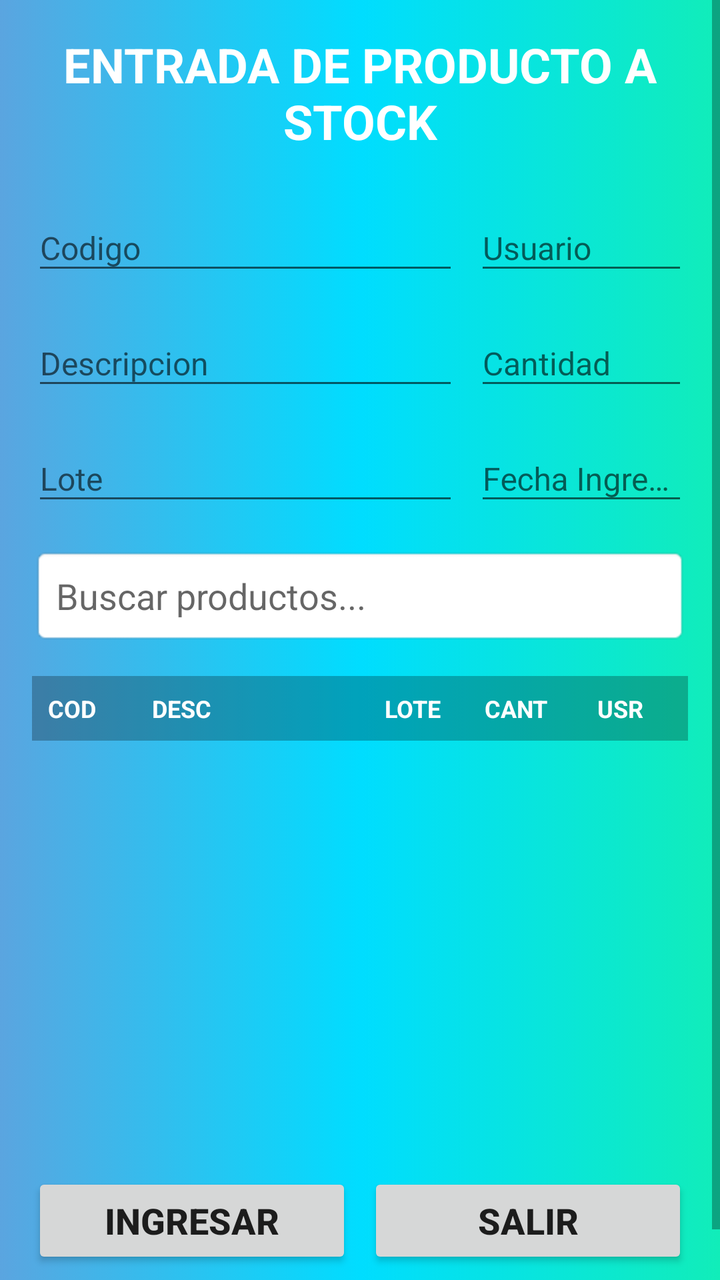
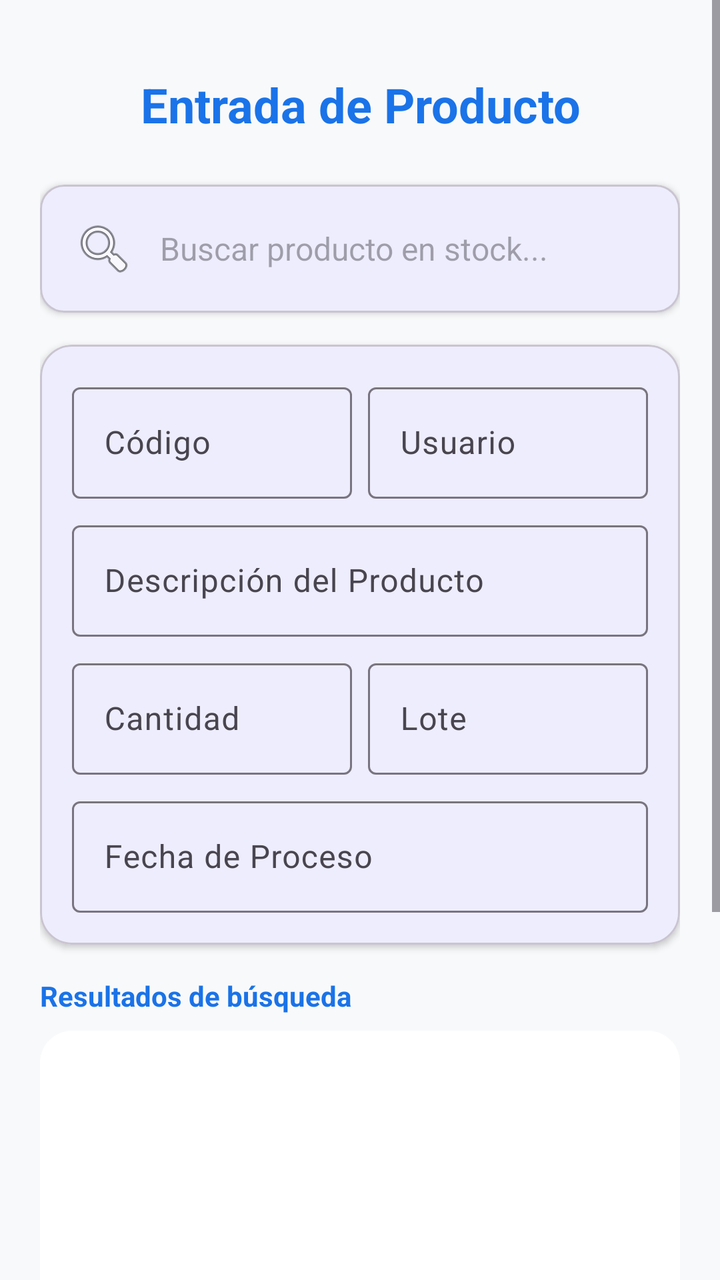

An Android layout rendered at two revisions. The XML below is the earlier revision; the diff shows what the commit changed to produce the second picture.
<!-- AndroidManifest.xml: application theme Theme.InventarioApp -->
<!-- res/layout/activity_entrada_productos.xml -->
<?xml version="1.0" encoding="utf-8"?>
<ScrollView xmlns:android="http://schemas.android.com/apk/res/android"
    xmlns:app="http://schemas.android.com/apk/res-auto"
    xmlns:tools="http://schemas.android.com/tools"
    android:layout_width="match_parent"
    android:layout_height="match_parent"
    android:fillViewport="true"
    android:background="@drawable/fondo_degradado">

    <androidx.constraintlayout.widget.ConstraintLayout
        android:layout_width="match_parent"
        android:layout_height="wrap_content"
        android:padding="16dp"
        tools:context=".EntradaProductos">

        <TextView
            android:id="@+id/tvTituloEntrada"
            android:layout_width="0dp"
            android:layout_height="wrap_content"
            android:gravity="center"
            android:text="ENTRADA DE PRODUCTO A STOCK"
            android:textColor="#FFFFFF"
            android:textSize="24sp"
            android:textStyle="bold"
            app:layout_constraintEnd_toEndOf="parent"
            app:layout_constraintStart_toStartOf="parent"
            app:layout_constraintTop_toTopOf="parent" />

        
        <com.google.android.material.textfield.TextInputLayout
            android:id="@+id/tilCodigo"
            android:layout_width="0dp"
            android:layout_height="wrap_content"
            android:layout_marginTop="16dp"
            android:layout_marginEnd="8dp"
            android:hint="Codigo"
            app:layout_constraintEnd_toStartOf="@+id/tilUsuario"
            app:layout_constraintHorizontal_weight="2"
            app:layout_constraintStart_toStartOf="parent"
            app:layout_constraintTop_toBottomOf="@id/tvTituloEntrada">

            <com.google.android.material.textfield.TextInputEditText
                android:id="@+id/etCodigo"
                android:layout_width="match_parent"
                android:layout_height="wrap_content"
                android:inputType="text"
                android:textSize="16sp" />
        </com.google.android.material.textfield.TextInputLayout>

        <com.google.android.material.textfield.TextInputLayout
            android:id="@+id/tilUsuario"
            android:layout_width="0dp"
            android:layout_height="wrap_content"
            android:hint="Usuario"
            app:layout_constraintBottom_toBottomOf="@+id/tilCodigo"
            app:layout_constraintEnd_toEndOf="parent"
            app:layout_constraintHorizontal_weight="1"
            app:layout_constraintStart_toEndOf="@+id/tilCodigo"
            app:layout_constraintTop_toTopOf="@+id/tilCodigo">

            <com.google.android.material.textfield.TextInputEditText
                android:id="@+id/etUsuario"
                android:layout_width="match_parent"
                android:layout_height="wrap_content"
                android:inputType="text"
                android:textSize="16sp" />
        </com.google.android.material.textfield.TextInputLayout>

        
        <com.google.android.material.textfield.TextInputLayout
            android:id="@+id/tilDescripcion"
            android:layout_width="0dp"
            android:layout_height="wrap_content"
            android:layout_marginTop="8dp"
            android:layout_marginEnd="8dp"
            android:hint="Descripcion"
            app:layout_constraintEnd_toStartOf="@+id/tilCantidad"
            app:layout_constraintHorizontal_weight="2"
            app:layout_constraintStart_toStartOf="parent"
            app:layout_constraintTop_toBottomOf="@id/tilCodigo">

            <com.google.android.material.textfield.TextInputEditText
                android:id="@+id/etDescripcion"
                android:layout_width="match_parent"
                android:layout_height="wrap_content"
                android:inputType="text"
                android:textSize="16sp" />
        </com.google.android.material.textfield.TextInputLayout>

        <com.google.android.material.textfield.TextInputLayout
            android:id="@+id/tilCantidad"
            android:layout_width="0dp"
            android:layout_height="wrap_content"
            android:hint="Cantidad"
            app:layout_constraintBottom_toBottomOf="@+id/tilDescripcion"
            app:layout_constraintEnd_toEndOf="parent"
            app:layout_constraintHorizontal_weight="1"
            app:layout_constraintStart_toEndOf="@+id/tilDescripcion"
            app:layout_constraintTop_toTopOf="@+id/tilDescripcion">

            <com.google.android.material.textfield.TextInputEditText
                android:id="@+id/etCantidad"
                android:layout_width="match_parent"
                android:layout_height="wrap_content"
                android:inputType="number"
                android:textSize="16sp" />
        </com.google.android.material.textfield.TextInputLayout>

        
        <com.google.android.material.textfield.TextInputLayout
            android:id="@+id/tilLote"
            android:layout_width="0dp"
            android:layout_height="wrap_content"
            android:layout_marginTop="8dp"
            android:layout_marginEnd="8dp"
            android:hint="Lote"
            app:layout_constraintEnd_toStartOf="@+id/tilFechaIngreso"
            app:layout_constraintHorizontal_weight="2"
            app:layout_constraintStart_toStartOf="parent"
            app:layout_constraintTop_toBottomOf="@id/tilDescripcion">

            <com.google.android.material.textfield.TextInputEditText
                android:id="@+id/etLote"
                android:layout_width="match_parent"
                android:layout_height="wrap_content"
                android:inputType="text"
                android:textSize="16sp" />
        </com.google.android.material.textfield.TextInputLayout>

        <com.google.android.material.textfield.TextInputLayout
            android:id="@+id/tilFechaIngreso"
            android:layout_width="0dp"
            android:layout_height="wrap_content"
            android:hint="Fecha Ingreso"
            app:layout_constraintBottom_toBottomOf="@+id/tilLote"
            app:layout_constraintEnd_toEndOf="parent"
            app:layout_constraintHorizontal_weight="1"
            app:layout_constraintStart_toEndOf="@+id/tilLote"
            app:layout_constraintTop_toTopOf="@+id/tilLote">

            <com.google.android.material.textfield.TextInputEditText
                android:id="@+id/etFechaIngreso"
                android:layout_width="match_parent"
                android:layout_height="wrap_content"
                android:inputType="text"
                android:textSize="16sp" />
        </com.google.android.material.textfield.TextInputLayout>

        <EditText
            android:id="@+id/searchEditText"
            android:layout_width="0dp"
            android:layout_height="wrap_content"
            android:layout_marginTop="16dp"
            android:hint="Buscar productos..."
            android:padding="12dp"
            android:textSize="18sp"
            android:background="@android:drawable/editbox_background"
            app:layout_constraintEnd_toEndOf="parent"
            app:layout_constraintStart_toStartOf="parent"
            app:layout_constraintTop_toBottomOf="@id/tilLote" />

        
        <LinearLayout
            android:id="@+id/llHeader"
            android:layout_width="0dp"
            android:layout_height="wrap_content"
            android:layout_marginTop="16dp"
            android:orientation="horizontal"
            android:background="#44000000"
            android:padding="8dp"
            app:layout_constraintEnd_toEndOf="parent"
            app:layout_constraintStart_toStartOf="parent"
            app:layout_constraintTop_toBottomOf="@id/searchEditText">

            <TextView
                android:layout_width="0dp"
                android:layout_height="wrap_content"
                android:layout_weight="1"
                android:text="COD"
                android:textColor="#FFFFFF"
                android:textSize="12sp"
                android:textStyle="bold" />

            <TextView
                android:layout_width="0dp"
                android:layout_height="wrap_content"
                android:layout_weight="2"
                android:text="DESC"
                android:textColor="#FFFFFF"
                android:textSize="12sp"
                android:textStyle="bold" />

            <TextView
                android:layout_width="0dp"
                android:layout_height="wrap_content"
                android:layout_weight="1"
                android:text="LOTE"
                android:textColor="#FFFFFF"
                android:textSize="12sp"
                android:textStyle="bold"
                android:textAlignment="center"/>

            <TextView
                android:layout_width="0dp"
                android:layout_height="wrap_content"
                android:layout_weight="1"
                android:text="CANT"
                android:textColor="#FFFFFF"
                android:textSize="12sp"
                android:textStyle="bold"
                android:textAlignment="center"/>

            <TextView
                android:layout_width="0dp"
                android:layout_height="wrap_content"
                android:layout_weight="1"
                android:text="USR"
                android:textColor="#FFFFFF"
                android:textSize="12sp"
                android:textStyle="bold"
                android:textAlignment="center"/>
        </LinearLayout>

        <androidx.recyclerview.widget.RecyclerView
            android:id="@+id/rvProductos"
            android:layout_width="0dp"
            android:layout_height="200dp"
            app:layout_constraintEnd_toEndOf="parent"
            app:layout_constraintStart_toStartOf="parent"
            app:layout_constraintTop_toBottomOf="@id/llHeader" />

        <Button
            android:id="@+id/btnIngresar"
            android:layout_width="0dp"
            android:layout_height="wrap_content"
            android:layout_marginTop="16dp"
            android:layout_marginEnd="8dp"
            android:text="INGRESAR"
            android:textSize="18sp"
            android:textStyle="bold"
            app:layout_constraintEnd_toStartOf="@+id/btnSalir"
            app:layout_constraintHorizontal_bias="0.5"
            app:layout_constraintStart_toStartOf="parent"
            app:layout_constraintTop_toBottomOf="@+id/rvProductos" />

        <Button
            android:id="@+id/btnSalir"
            android:layout_width="0dp"
            android:layout_height="wrap_content"
            android:text="SALIR"
            android:textSize="18sp"
            android:textStyle="bold"
            app:layout_constraintBottom_toBottomOf="@+id/btnIngresar"
            app:layout_constraintEnd_toEndOf="parent"
            app:layout_constraintHorizontal_bias="0.5"
            app:layout_constraintStart_toEndOf="@+id/btnIngresar"
            app:layout_constraintTop_toTopOf="@+id/btnIngresar" />

        <View
            android:layout_width="match_parent"
            android:layout_height="16dp"
            app:layout_constraintTop_toBottomOf="@id/btnIngresar" />

    </androidx.constraintlayout.widget.ConstraintLayout>
</ScrollView>
<!-- resources referenced by this layout -->
<resources>
  <!-- drawable fondo_degradado (drawable) -->
  <?xml version="1.0" encoding="utf-8"?>
  <selector xmlns:android="http://schemas.android.com/apk/res/android">
  
          <item>
              <shape android:shape="rectangle">
                  <gradient
                      android:startColor="#AB0C7BD3"
                      android:centerColor="@android:color/holo_blue_bright"
                      android:endColor="#FE10EDB9"
                      />
  
  
              </shape>
  
          </item>
  </selector>
  <style name="Theme.InventarioApp" parent="Theme.AppCompat.Light.NoActionBar" />
</resources>

<!-- the commit's change to res/layout/activity_entrada_productos.xml (unified diff, before → after) -->
@@ -5,261 +5,220 @@
     android:layout_width="match_parent"
     android:layout_height="match_parent"
     android:fillViewport="true"
-    android:background="@drawable/fondo_degradado">
+    android:background="@color/background_light">
 
     <androidx.constraintlayout.widget.ConstraintLayout
         android:layout_width="match_parent"
         android:layout_height="wrap_content"
-        android:padding="16dp"
+        android:padding="20dp"
         tools:context=".EntradaProductos">
 
         <TextView
             android:id="@+id/tvTituloEntrada"
             android:layout_width="0dp"
             android:layout_height="wrap_content"
+            android:layout_marginTop="16dp"
             android:gravity="center"
-            android:text="ENTRADA DE PRODUCTO A STOCK"
-            android:textColor="#FFFFFF"
+            android:text="Entrada de Producto"
+            android:textColor="@color/primary"
             android:textSize="24sp"
             android:textStyle="bold"
             app:layout_constraintEnd_toEndOf="parent"
             app:layout_constraintStart_toStartOf="parent"
             app:layout_constraintTop_toTopOf="parent" />
 
-        
-        <com.google.android.material.textfield.TextInputLayout
-            android:id="@+id/tilCodigo"
-            android:layout_width="0dp"
-            android:layout_height="wrap_content"
-            android:layout_marginTop="16dp"
-            android:layout_marginEnd="8dp"
-            android:hint="Codigo"
-            app:layout_constraintEnd_toStartOf="@+id/tilUsuario"
-            app:layout_constraintHorizontal_weight="2"
+        <com.google.android.material.card.MaterialCardView
+            android:id="@+id/cardSearch"
+            android:layout_width="0dp"
+            android:layout_height="wrap_content"
+            android:layout_marginTop="24dp"
+            app:cardCornerRadius="12dp"
+            app:cardElevation="2dp"
+            app:layout_constraintEnd_toEndOf="parent"
             app:layout_constraintStart_toStartOf="parent"
             app:layout_constraintTop_toBottomOf="@id/tvTituloEntrada">
 
-            <com.google.android.material.textfield.TextInputEditText
-                android:id="@+id/etCodigo"
+            <EditText
+                android:id="@+id/searchEditText"
                 android:layout_width="match_parent"
                 android:layout_height="wrap_content"
-                android:inputType="text"
+                android:background="@android:color/transparent"
+                android:drawableStart="@android:drawable/ic_menu_search"
+                android:drawablePadding="12dp"
+                android:hint="Buscar producto en stock..."
+                android:padding="16dp"
                 android:textSize="16sp" />
-        </com.google.android.material.textfield.TextInputLayout>
-
-        <com.google.android.material.textfield.TextInputLayout
-            android:id="@+id/tilUsuario"
-            android:layout_width="0dp"
-            android:layout_height="wrap_content"
-            android:hint="Usuario"
-            app:layout_constraintBottom_toBottomOf="@+id/tilCodigo"
-            app:layout_constraintEnd_toEndOf="parent"
-            app:layout_constraintHorizontal_weight="1"
-            app:layout_constraintStart_toEndOf="@+id/tilCodigo"
-            app:layout_constraintTop_toTopOf="@+id/tilCodigo">
-
-            <com.google.android.material.textfield.TextInputEditText
-                android:id="@+id/etUsuario"
+        </com.google.android.material.card.MaterialCardView>
+
+        <com.google.android.material.card.MaterialCardView
+            android:id="@+id/cardForm"
+            android:layout_width="0dp"
+            android:layout_height="wrap_content"
+            android:layout_marginTop="16dp"
+            app:cardCornerRadius="16dp"
+            app:cardElevation="2dp"
+            app:layout_constraintEnd_toEndOf="parent"
+            app:layout_constraintStart_toStartOf="parent"
+            app:layout_constraintTop_toBottomOf="@id/cardSearch">
+
+            <LinearLayout
                 android:layout_width="match_parent"
                 android:layout_height="wrap_content"
-                android:inputType="text"
-                android:textSize="16sp" />
-        </com.google.android.material.textfield.TextInputLayout>
-
-        
-        <com.google.android.material.textfield.TextInputLayout
-            android:id="@+id/tilDescripcion"
-            android:layout_width="0dp"
-            android:layout_height="wrap_content"
-            android:layout_marginTop="8dp"
-            android:layout_marginEnd="8dp"
-            android:hint="Descripcion"
-            app:layout_constraintEnd_toStartOf="@+id/tilCantidad"
-            app:layout_constraintHorizontal_weight="2"
-            app:layout_constraintStart_toStartOf="parent"
-            app:layout_constraintTop_toBottomOf="@id/tilCodigo">
-
-            <com.google.android.material.textfield.TextInputEditText
-                android:id="@+id/etDescripcion"
-                android:layout_width="match_parent"
-                android:layout_height="wrap_content"
-                android:inputType="text"
-                android:textSize="16sp" />
-        </com.google.android.material.textfield.TextInputLayout>
-
-        <com.google.android.material.textfield.TextInputLayout
-            android:id="@+id/tilCantidad"
-            android:layout_width="0dp"
-            android:layout_height="wrap_content"
-            android:hint="Cantidad"
-            app:layout_constraintBottom_toBottomOf="@+id/tilDescripcion"
-            app:layout_constraintEnd_toEndOf="parent"
-            app:layout_constraintHorizontal_weight="1"
-            app:layout_constraintStart_toEndOf="@+id/tilDescripcion"
-            app:layout_constraintTop_toTopOf="@+id/tilDescripcion">
-
-            <com.google.android.material.textfield.TextInputEditText
-                android:id="@+id/etCantidad"
-                android:layout_width="match_parent"
-                android:layout_height="wrap_content"
-                android:inputType="number"
-                android:textSize="16sp" />
-        </com.google.android.material.textfield.TextInputLayout>
-
-        
-        <com.google.android.material.textfield.TextInputLayout
-            android:id="@+id/tilLote"
-            android:layout_width="0dp"
-            android:layout_height="wrap_content"
-            android:layout_marginTop="8dp"
-            android:layout_marginEnd="8dp"
-            android:hint="Lote"
-            app:layout_constraintEnd_toStartOf="@+id/tilFechaIngreso"
-            app:layout_constraintHorizontal_weight="2"
-            app:layout_constraintStart_toStartOf="parent"
-            app:layout_constraintTop_toBottomOf="@id/tilDescripcion">
-
-            <com.google.android.material.textfield.TextInputEditText
-                android:id="@+id/etLote"
-                android:layout_width="match_parent"
-                android:layout_height="wrap_content"
-                android:inputType="text"
-                android:textSize="16sp" />
-        </com.google.android.material.textfield.TextInputLayout>
-
-        <com.google.android.material.textfield.TextInputLayout
-            android:id="@+id/tilFechaIngreso"
-            android:layout_width="0dp"
-            android:layout_height="wrap_content"
-            android:hint="Fecha Ingreso"
-            app:layout_constraintBottom_toBottomOf="@+id/tilLote"
-            app:layout_constraintEnd_toEndOf="parent"
-            app:layout_constraintHorizontal_weight="1"
-            app:layout_constraintStart_toEndOf="@+id/tilLote"
-            app:layout_constraintTop_toTopOf="@+id/tilLote">
-
-            <com.google.android.material.textfield.TextInputEditText
-                android:id="@+id/etFechaIngreso"
-                android:layout_width="match_parent"
-                android:layout_height="wrap_content"
-                android:inputType="text"
-                android:textSize="16sp" />
-        </com.google.android.material.textfield.TextInputLayout>
-
-        <EditText
-            android:id="@+id/searchEditText"
-            android:layout_width="0dp"
+                android:orientation="vertical"
+                android:padding="16dp">
+
+                <LinearLayout
+                    android:layout_width="match_parent"
+                    android:layout_height="wrap_content"
+                    android:orientation="horizontal">
+
+                    <com.google.android.material.textfield.TextInputLayout
+                        android:id="@+id/tilCodigo"
+                        android:layout_width="0dp"
+                        android:layout_height="wrap_content"
+                        android:layout_weight="1"
+                        android:layout_marginEnd="8dp"
+                        android:hint="Código">
+
+                        <com.google.android.material.textfield.TextInputEditText
+                            android:id="@+id/etCodigo"
+                            android:layout_width="match_parent"
+                            android:layout_height="wrap_content"
+                            android:inputType="text" />
+                    </com.google.android.material.textfield.TextInputLayout>
+
+                    <com.google.android.material.textfield.TextInputLayout
+                        android:id="@+id/tilUsuario"
+                        android:layout_width="0dp"
+                        android:layout_height="wrap_content"
+                        android:layout_weight="1"
+                        android:hint="Usuario">
+
+                        <com.google.android.material.textfield.TextInputEditText
+                            android:id="@+id/etUsuario"
+                            android:layout_width="match_parent"
+                            android:layout_height="wrap_content"
+                            android:inputType="text" />
+                    </com.google.android.material.textfield.TextInputLayout>
+                </LinearLayout>
+
+                <com.google.android.material.textfield.TextInputLayout
+                    android:id="@+id/tilDescripcion"
+                    android:layout_width="match_parent"
+                    android:layout_height="wrap_content"
+                    android:layout_marginTop="8dp"
+                    android:hint="Descripción del Producto">
+
+                    <com.google.android.material.textfield.TextInputEditText
+                        android:id="@+id/etDescripcion"
+                        android:layout_width="match_parent"
+                        android:layout_height="wrap_content"
+                        android:inputType="text" />
+                </com.google.android.material.textfield.TextInputLayout>
+
+                <LinearLayout
+                    android:layout_width="match_parent"
+                    android:layout_height="wrap_content"
+                    android:layout_marginTop="8dp"
+                    android:orientation="horizontal">
+
+                    <com.google.android.material.textfield.TextInputLayout
+                        android:id="@+id/tilCantidad"
+                        android:layout_width="0dp"
+                        android:layout_height="wrap_content"
+                        android:layout_weight="1"
+                        android:layout_marginEnd="8dp"
+                        android:hint="Cantidad">
+
+                        <com.google.android.material.textfield.TextInputEditText
+                            android:id="@+id/etCantidad"
+                            android:layout_width="match_parent"
+                            android:layout_height="wrap_content"
+                            android:inputType="number" />
+                    </com.google.android.material.textfield.TextInputLayout>
+
+                    <com.google.android.material.textfield.TextInputLayout
+                        android:id="@+id/tilLote"
+                        android:layout_width="0dp"
+                        android:layout_height="wrap_content"
+                        android:layout_weight="1"
+                        android:hint="Lote">
+
+                        <com.google.android.material.textfield.TextInputEditText
+                            android:id="@+id/etLote"
+                            android:layout_width="match_parent"
+                            android:layout_height="wrap_content"
+                            android:inputType="text" />
+                    </com.google.android.material.textfield.TextInputLayout>
+                </LinearLayout>
+
+                <com.google.android.material.textfield.TextInputLayout
+                    android:id="@+id/tilFechaIngreso"
+                    android:layout_width="match_parent"
+                    android:layout_height="wrap_content"
+                    android:layout_marginTop="8dp"
+                    android:hint="Fecha de Proceso">
+
+                    <com.google.android.material.textfield.TextInputEditText
+                        android:id="@+id/etFechaIngreso"
+                        android:layout_width="match_parent"
+                        android:layout_height="wrap_content"
+                        android:focusable="false"
+                        android:inputType="text" />
+                </com.google.android.material.textfield.TextInputLayout>
+            </LinearLayout>
+        </com.google.android.material.card.MaterialCardView>
+
+        <TextView
+            android:id="@+id/tvListaLabel"
+            android:layout_width="wrap_content"
             android:layout_height="wrap_content"
             android:layout_marginTop="16dp"
-            android:hint="Buscar productos..."
-            android:padding="12dp"
-            android:textSize="18sp"
-            android:background="@android:drawable/editbox_background"
-            app:layout_constraintEnd_toEndOf="parent"
-            app:layout_constraintStart_toStartOf="parent"
-            app:layout_constraintTop_toBottomOf="@id/tilLote" />
-
-        
-        <LinearLayout
-            android:id="@+id/llHeader"
-            android:layout_width="0dp"
-            android:layout_height="wrap_content"
-            android:layout_marginTop="16dp"
-            android:orientation="horizontal"
-            android:background="#44000000"
-            android:padding="8dp"
-            app:layout_constraintEnd_toEndOf="parent"
-            app:layout_constraintStart_toStartOf="parent"
-            app:layout_constraintTop_toBottomOf="@id/searchEditText">
-
-            <TextView
-                android:layout_width="0dp"
-                android:layout_height="wrap_content"
-                android:layout_weight="1"
-                android:text="COD"
-                android:textColor="#FFFFFF"
-                android:textSize="12sp"
-                android:textStyle="bold" />
-
-            <TextView
-                android:layout_width="0dp"
-                android:layout_height="wrap_content"
-                android:layout_weight="2"
-                android:text="DESC"
-                android:textColor="#FFFFFF"
-                android:textSize="12sp"
-                android:textStyle="bold" />
-
-            <TextView
-                android:layout_width="0dp"
-                android:layout_height="wrap_content"
-                android:layout_weight="1"
-                android:text="LOTE"
-                android:textColor="#FFFFFF"
-                android:textSize="12sp"
-                android:textStyle="bold"
-                android:textAlignment="center"/>
-
-            <TextView
-                android:layout_width="0dp"
-                android:layout_height="wrap_content"
-                android:layout_weight="1"
-                android:text="CANT"
-                android:textColor="#FFFFFF"
-                android:textSize="12sp"
-                android:textStyle="bold"
-                android:textAlignment="center"/>
-
-            <TextView
-                android:layout_width="0dp"
-                android:layout_height="wrap_content"
-                android:layout_weight="1"
-                android:text="USR"
-                android:textColor="#FFFFFF"
-                android:textSize="12sp"
-                android:textStyle="bold"
-                android:textAlignment="center"/>
-        </LinearLayout>
+            android:text="Resultados de búsqueda"
+            android:textStyle="bold"
+            android:textColor="@color/primary"
+            app:layout_constraintStart_toStartOf="parent"
+            app:layout_constraintTop_toBottomOf="@id/cardForm" />
 
         <androidx.recyclerview.widget.RecyclerView
             android:id="@+id/rvProductos"
             android:layout_width="0dp"
             android:layout_height="200dp"
-            app:layout_constraintEnd_toEndOf="parent"
-            app:layout_constraintStart_toStartOf="parent"
-            app:layout_constraintTop_toBottomOf="@id/llHeader" />
-
-        <Button
+            android:layout_marginTop="8dp"
+            android:background="@drawable/bg_card_modern"
+            android:elevation="1dp"
+            app:layout_constraintEnd_toEndOf="parent"
+            app:layout_constraintStart_toStartOf="parent"
+            app:layout_constraintTop_toBottomOf="@id/tvListaLabel" />
+
+        <com.google.android.material.button.MaterialButton
             android:id="@+id/btnIngresar"
             android:layout_width="0dp"
             android:layout_height="wrap_content"
-            android:layout_marginTop="16dp"
-            android:layout_marginEnd="8dp"
-            android:text="INGRESAR"
-            android:textSize="18sp"
-            android:textStyle="bold"
-            app:layout_constraintEnd_toStartOf="@+id/btnSalir"
-            app:layout_constraintHorizontal_bias="0.5"
+            android:layout_marginTop="24dp"
+            android:padding="16dp"
+            android:text="CONFIRMAR ENTRADA"
+            app:cornerRadius="12dp"
+            app:layout_constraintEnd_toEndOf="parent"
             app:layout_constraintStart_toStartOf="parent"
             app:layout_constraintTop_toBottomOf="@+id/rvProductos" />
 
-        <Button
+        <com.google.android.material.button.MaterialButton
             android:id="@+id/btnSalir"
-            android:layout_width="0dp"
-            android:layout_height="wrap_content"
-            android:text="SALIR"
-            android:textSize="18sp"
-            android:textStyle="bold"
-            app:layout_constraintBottom_toBottomOf="@+id/btnIngresar"
-            app:layout_constraintEnd_toEndOf="parent"
-            app:layout_constraintHorizontal_bias="0.5"
-            app:layout_constraintStart_toEndOf="@+id/btnIngresar"
-            app:layout_constraintTop_toTopOf="@+id/btnIngresar" />
+            style="@style/Widget.Material3.Button.TextButton"
+            android:layout_width="0dp"
+            android:layout_height="wrap_content"
+            android:layout_marginTop="8dp"
+            android:text="Volver al Menú"
+            android:textColor="@color/text_hint"
+            app:layout_constraintEnd_toEndOf="parent"
+            app:layout_constraintStart_toStartOf="parent"
+            app:layout_constraintTop_toBottomOf="@id/btnIngresar" />
 
         <View
             android:layout_width="match_parent"
-            android:layout_height="16dp"
-            app:layout_constraintTop_toBottomOf="@id/btnIngresar" />
+            android:layout_height="24dp"
+            app:layout_constraintTop_toBottomOf="@id/btnSalir" />
 
     </androidx.constraintlayout.widget.ConstraintLayout>
 </ScrollView>
<!-- resource entries referenced after the edit -->
@@ -1,22 +1,29 @@
 <!-- resources referenced by this layout -->
 <resources>
-  <!-- drawable fondo_degradado (drawable) -->
+  <color name="background_light">#F8F9FA</color>
+  <color name="primary">#1A73E8</color>
+  <color name="text_hint">#5F6368</color>
+  <!-- drawable bg_card_modern (drawable) -->
   <?xml version="1.0" encoding="utf-8"?>
-  <selector xmlns:android="http://schemas.android.com/apk/res/android">
+  <shape xmlns:android="http://schemas.android.com/apk/res/android">
+      <solid android:color="@color/surface" />
+      <corners android:radius="16dp" />
+  </shape>
+  <style name="Theme.InventarioApp" parent="Theme.Material3.DayNight.NoActionBar">
+          
+          <item name="colorPrimary">@color/primary</item>
+          <item name="colorOnPrimary">@color/white</item>
+          <item name="colorPrimaryContainer">@color/light_blue</item>
+          <item name="colorSecondary">@color/secondary</item>
+          <item name="android:statusBarColor">@color/primary_variant</item>
   
-          <item>
-              <shape android:shape="rectangle">
-                  <gradient
-                      android:startColor="#AB0C7BD3"
-                      android:centerColor="@android:color/holo_blue_bright"
-                      android:endColor="#FE10EDB9"
-                      />
-  
-  
-              </shape>
-  
-          </item>
-  </selector>
-  <style name="Theme.InventarioApp" parent="Theme.AppCompat.Light.NoActionBar" />
+          
+          <item name="textInputStyle">@style/Widget.Material3.TextInputLayout.OutlinedBox</item>
+      </style>
+  <color name="surface">#FFFFFF</color>
+  <color name="white">#FFFFFFFF</color>
+  <color name="light_blue">#FF03A9F4</color>
+  <color name="secondary">#34A853</color>
+  <color name="primary_variant">#1557B0</color>
 </resources>
 
